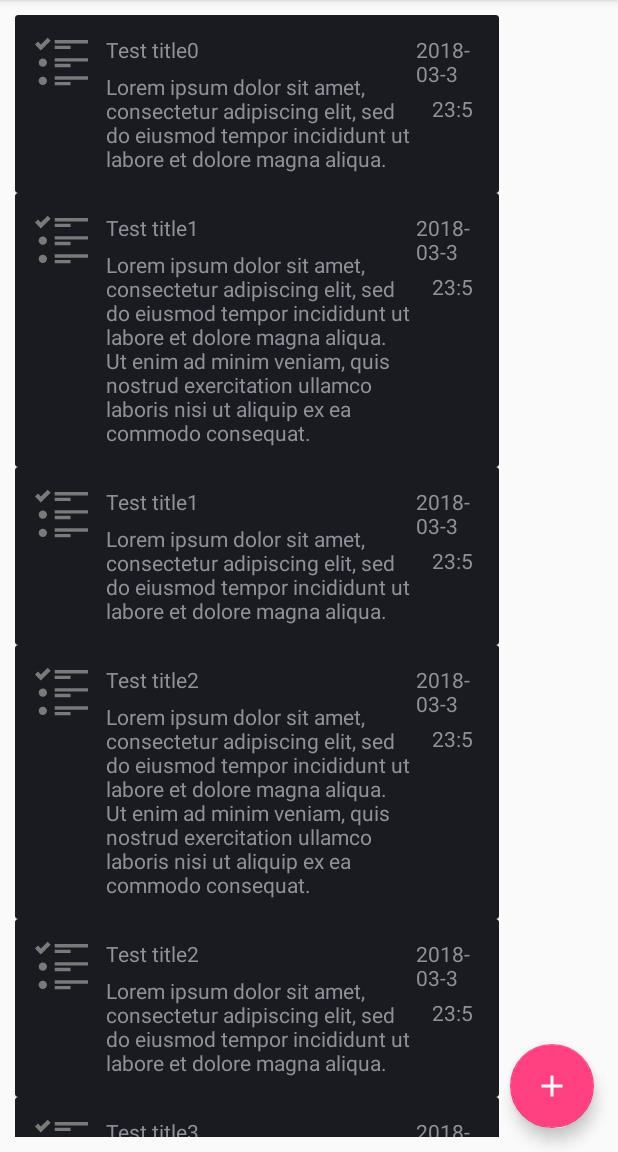
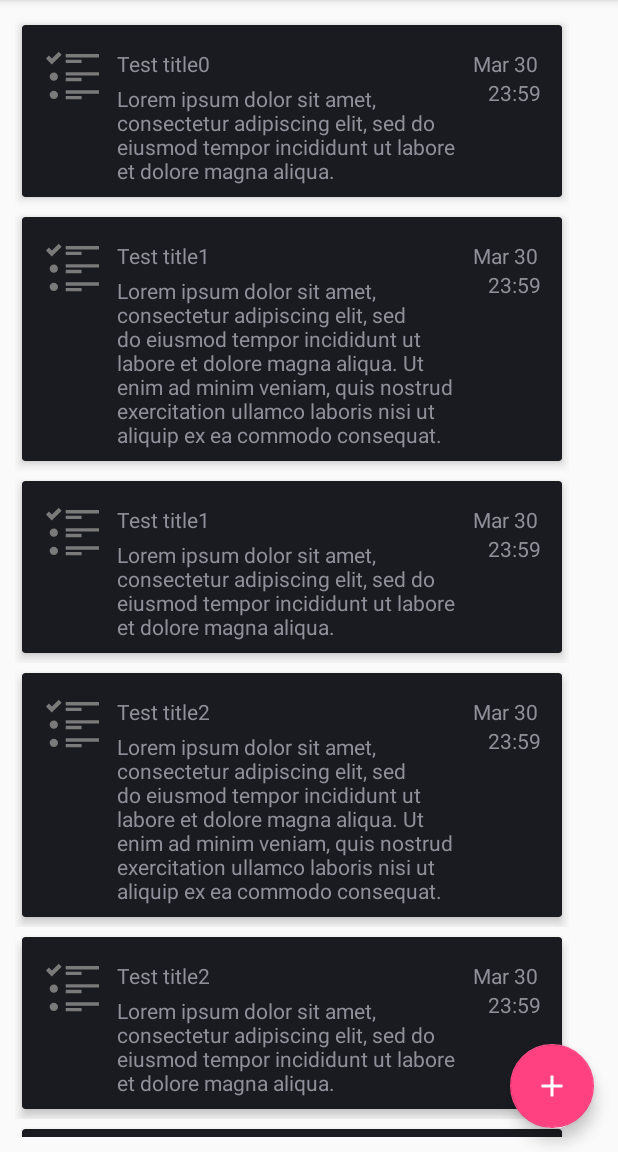
Before and after one commit to AnthonyKontsevoy/my-tasks-android-app, an Android app: the screen it shows after launch (ActivityTasks), on a phone screen of 412 x 824 dp, the part 84-1236 px from its top. Run offline under Robolectric (Android 15) with nearby library versions, the phone set to English and light mode, and no system bars.

Commit message:
Fixed the fragment that displays user's tasks in a list of cards.

```diff
--- a/app/src/main/java/com/anthonyestacado/mytasks/model/MyUtils.java
+++ b/app/src/main/java/com/anthonyestacado/mytasks/model/MyUtils.java
@@ -12,12 +12,64 @@ public class MyUtils {
 
     public static String selectOnlyDateFromString(String inputString) {
         StringBuilder stringBuilder = new StringBuilder(inputString);
-        return stringBuilder.substring(0, 9);
+        String month = stringBuilder.substring(5, 7);
+        switch (month) {
+            case "01": {
+                month = "Jan";
+                break;
+            }
+            case "02": {
+                month = "Feb";
+                break;
+            }
+            case "03": {
+                month = "Mar";
+                break;
+            }
+            case "04": {
+                month = "Apr";
+                break;
+            }
+            case "05": {
+                month = "May";
+                break;
+            }
+            case "06": {
+                month = "Jun";
+                break;
+            }
+            case "07": {
+                month = "Jul";
+                break;
+            }
+            case "08": {
+                month = "Aug";
+                break;
+            }
+            case "09": {
+                month = "Sep";
+                break;
+            }
+            case "10": {
+                month = "Oct";
+                break;
+            }
+            case "11": {
+                month = "Nov";
+                break;
+            }
+            case "12": {
+                month = "Dec";
+                break;
+            }
+        }
+        String convertedDate = month + " " + stringBuilder.substring(8, 10);
+        return convertedDate;
     }
 
     public static String selectOnlyTimeFromString(String inputString) {
         StringBuilder stringBuilder = new StringBuilder(inputString);
-        return stringBuilder.substring(11,15);
+        return stringBuilder.substring(11,16);
     }
 
     public static List<UserTask> getListOfUserTasksForDebug() {
--- a/app/src/main/res/layout/content_activity_tasks.xml
+++ b/app/src/main/res/layout/content_activity_tasks.xml
@@ -8,9 +8,11 @@
     tools:context="com.anthonyestacado.mytasks.tasksview.activity.ActivityTasks"
     tools:showIn="@layout/app_bar_activity_tasks">
 
-    <FrameLayout xmlns:android="http://schemas.android.com/apk/res/android"
+    <LinearLayout
+        xmlns:android="http://schemas.android.com/apk/res/android"
         android:id="@+id/fragment_container"
         android:layout_width="match_parent"
-        android:layout_height="match_parent" />
+        android:layout_height="match_parent"
+        android:orientation="horizontal" />
 
 </android.support.constraint.ConstraintLayout>
--- a/app/src/main/res/layout/recycler_view_task_card.xml
+++ b/app/src/main/res/layout/recycler_view_task_card.xml
@@ -2,19 +2,20 @@
 <android.support.constraint.ConstraintLayout
     xmlns:android="http://schemas.android.com/apk/res/android"
     xmlns:app="http://schemas.android.com/apk/res-auto"
-    xmlns:tools="http://schemas.android.com/tools"
     android:layout_width="match_parent"
     android:layout_height="match_parent">
 
     <android.support.v7.widget.CardView
         android:layout_width="match_parent"
         android:layout_height="wrap_content"
-        android:layout_margin="10dp">
+        app:cardUseCompatPadding="true"
+        app:cardElevation="4dp">
 
         <android.support.constraint.ConstraintLayout
             android:layout_width="match_parent"
             android:layout_height="wrap_content"
-            android:padding="5dp">
+            android:padding="8dp"
+            android:paddingBottom="10dp">
 
 
             <ImageView
@@ -39,38 +40,36 @@
 
             <TextView
                 android:id="@+id/textViewDescription"
-                android:layout_width="209dp"
+                android:layout_width="229dp"
                 android:layout_height="wrap_content"
-                android:layout_marginBottom="8dp"
+                android:layout_marginEnd="8dp"
                 android:layout_marginStart="12dp"
-                android:layout_marginTop="5dp"
+                android:layout_marginTop="4dp"
                 android:text="@string/task_description"
-                app:layout_constraintBottom_toBottomOf="parent"
+                app:layout_constraintEnd_toStartOf="@+id/textViewDueDate"
+                app:layout_constraintHorizontal_bias="0.0"
                 app:layout_constraintStart_toEndOf="@+id/imageViewStatus"
-                app:layout_constraintTop_toBottomOf="@+id/textViewTitle"
-                app:layout_constraintVertical_bias="0.0" />
+                app:layout_constraintTop_toBottomOf="@+id/textViewTitle" />
 
             <TextView
                 android:id="@+id/textViewDueDate"
-                android:layout_width="38dp"
+                android:layout_width="0dp"
                 android:layout_height="wrap_content"
-                android:layout_marginEnd="12dp"
+                android:layout_marginEnd="8dp"
                 android:layout_marginTop="8dp"
                 android:text="@string/task_date"
+                android:textAlignment="textEnd"
                 app:layout_constraintEnd_toEndOf="parent"
                 app:layout_constraintTop_toTopOf="parent" />
 
             <TextView
                 android:id="@+id/textViewDueTime"
-                android:layout_width="wrap_content"
-                android:layout_height="wrap_content"
-                android:layout_marginEnd="12dp"
-                android:layout_marginStart="8dp"
-                android:layout_marginTop="4dp"
+                android:layout_width="0dp"
+                android:layout_height="23dp"
+                android:layout_marginEnd="6dp"
                 android:text="@string/task_time"
+                android:textAlignment="textEnd"
                 app:layout_constraintEnd_toEndOf="parent"
-                app:layout_constraintHorizontal_bias="0.84"
-                app:layout_constraintStart_toEndOf="@+id/textViewDescription"
                 app:layout_constraintTop_toBottomOf="@+id/textViewDueDate" />
         </android.support.constraint.ConstraintLayout>
 
--- a/app/src/main/res/layout/tasks_list_fragment.xml
+++ b/app/src/main/res/layout/tasks_list_fragment.xml
@@ -1,5 +1,5 @@
 <?xml version="1.0" encoding="utf-8"?>
-<android.support.constraint.ConstraintLayout
+<LinearLayout
     xmlns:android="http://schemas.android.com/apk/res/android"
     xmlns:app="http://schemas.android.com/apk/res-auto"
     xmlns:tools="http://schemas.android.com/tools"
@@ -19,4 +19,4 @@
         app:layout_constraintEnd_toEndOf="parent"
         app:layout_constraintStart_toStartOf="parent"
         app:layout_constraintTop_toTopOf="parent" />
-</android.support.constraint.ConstraintLayout>
+</LinearLayout>
```
